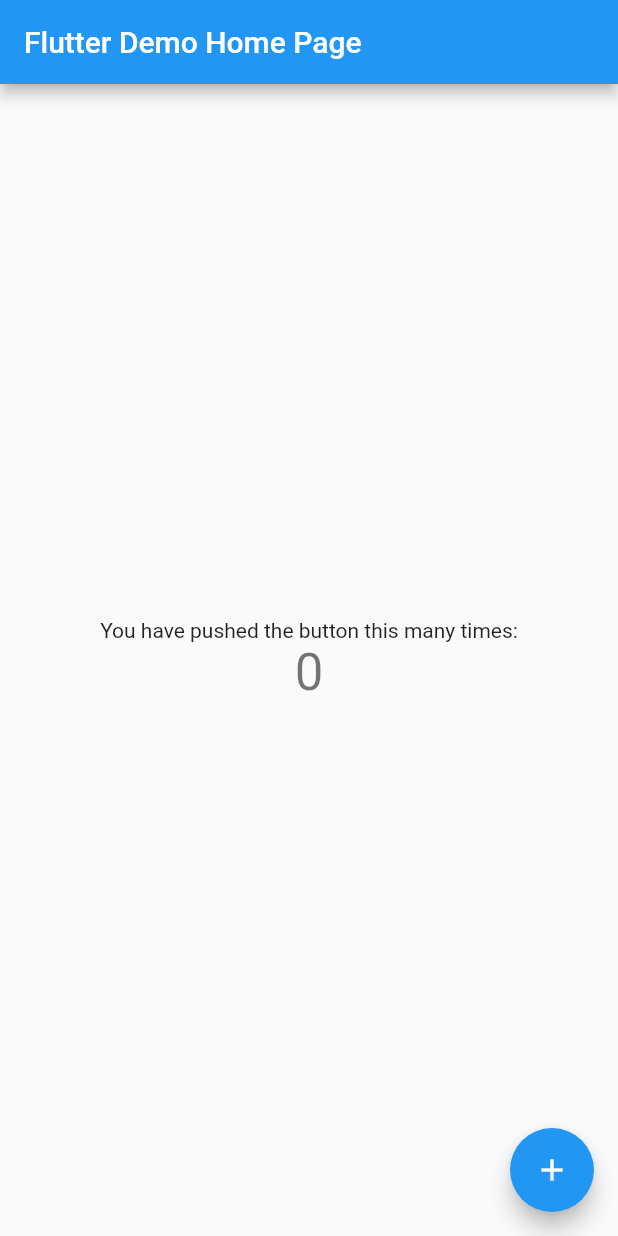
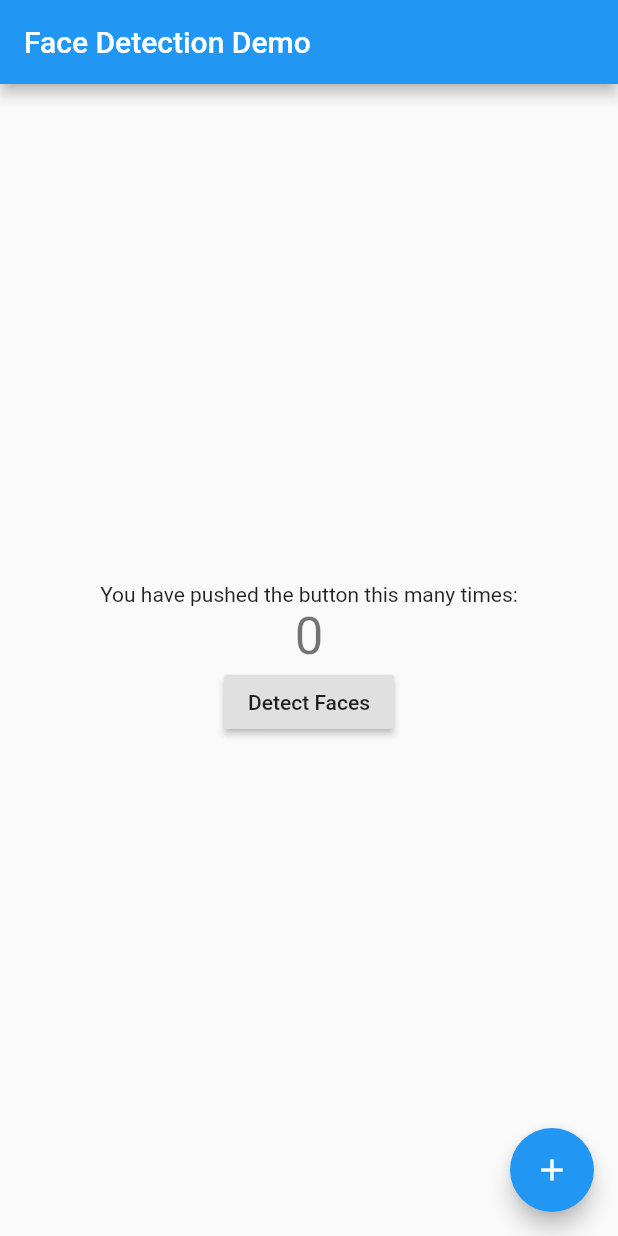
Before and after one commit to donwardpeng/thefacedetector, a Flutter app: the screen it shows after launch, on a phone screen of 412 x 824 dp. Run offline on Flutter 3.47's test engine with Material 2 defaults, Android fonts, the phone set to English and light mode, and no system bars; our stand-ins replace image_picker; missing offline and left inert: firebase_ml_vision; accounts and stored records are empty.

Commit message:
Added my face detect code

```diff
--- a/lib/main.dart
+++ b/lib/main.dart
@@ -1,4 +1,5 @@
 import 'package:flutter/material.dart';
+import './ui/face_detect_camera.dart';
 
 void main() => runApp(MyApp());
 
@@ -7,7 +8,7 @@ class MyApp extends StatelessWidget {
   @override
   Widget build(BuildContext context) {
     return MaterialApp(
-      title: 'Flutter Demo',
+      title: 'Face Detection Demo',
       theme: ThemeData(
         // This is the theme of your application.
         //
@@ -20,7 +21,14 @@ class MyApp extends StatelessWidget {
         // is not restarted.
         primarySwatch: Colors.blue,
       ),
-      home: MyHomePage(title: 'Flutter Demo Home Page'),
+      // home: MyHomePage(title: 'Face Detection Demo'),
+      initialRoute: '/',
+      routes: {
+        // When navigating to the "/" route, build the MyHomePage widget.
+        '/': (context) => MyHomePage(title: 'Face Detection Demo'),
+        // When navigating to the "/second" route, build the SecondScreen widget.
+        '/faceDetectCamera': (context) => FaceDetectScreen(),
+      },
     );
   }
 }
@@ -98,6 +106,10 @@ class _MyHomePageState extends State<MyHomePage> {
               '$_counter',
               style: Theme.of(context).textTheme.display1,
             ),
+            RaisedButton(
+              child: Text('Detect Faces'),
+              onPressed: () {Navigator.pushNamed(context, '/faceDetectCamera');},
+            )
           ],
         ),
       ),
--- a/pubspec.yaml
+++ b/pubspec.yaml
@@ -21,6 +21,8 @@ dependencies:
     sdk: flutter
   firebase_ml_vision: 0.9.3
   firebase_core: ^0.4.0
+  image_picker: ^0.5.0
+  camera: ^0.5.2+1
 
   # The following adds the Cupertino Icons font to your application.
   # Use with the CupertinoIcons class for iOS style icons.
```
Also changed, not shown: lib/ui/face_detect_camera.dart (added, +58 -0 lines), pubspec.lock.
